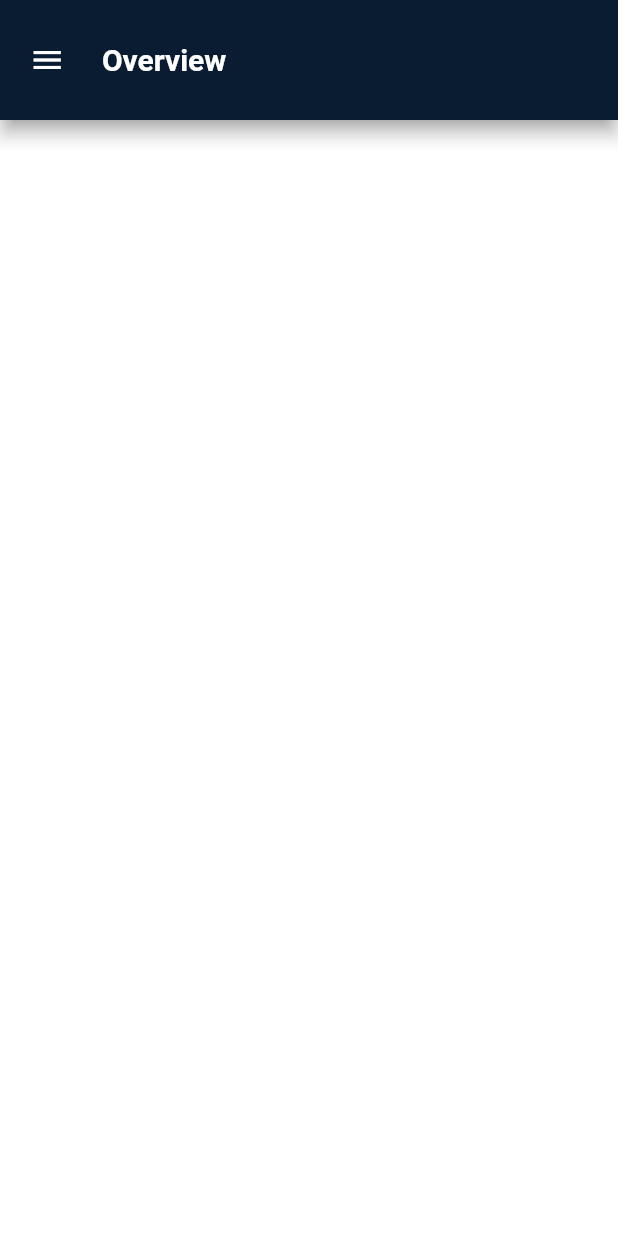
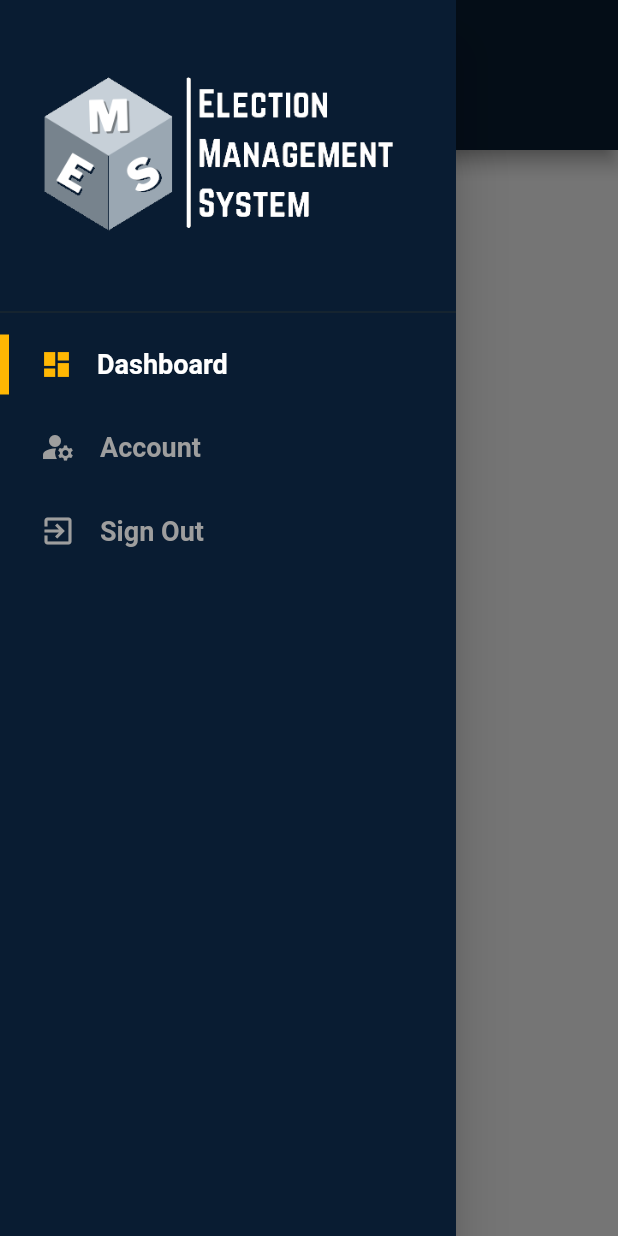
Before and after one commit to razylvidal/election_management_system, a Flutter app: the screen it shows after launch, after a tap on the "menu" icon, on a phone screen of 412 x 824 dp. Run offline on Flutter 3.47's test engine with Material 2 defaults, Android fonts, the phone set to English and light mode, and no system bars; our stand-ins replace font_awesome_flutter, get.

Commit message:
side menu items

```diff
--- /dev/null
+++ b/lib/Constant/controllers.dart
@@ -0,0 +1,3 @@
+import 'package:election_management_system/Controller/menuController.dart';
+
+MenuController menuController = MenuController.instance;
--- /dev/null
+++ b/lib/Controller/menuController.dart
@@ -0,0 +1,46 @@
+import 'package:election_management_system/Constant/style.dart';
+import 'package:election_management_system/Routing/routes.dart';
+import 'package:flutter/material.dart';
+import 'package:get/get.dart';
+
+class MenuController extends GetxController{
+
+  static MenuController instance = Get.find();
+  var activeItem = DashboardPageRoute.obs;
+  var hoverItem = ''.obs;
+
+
+  changeActiveitemTo(String itemName){
+      activeItem.value = itemName;
+  }
+
+  onHover(String itemName){
+    if(!isActive(itemName)) hoverItem.value = itemName;
+  }
+
+  isActive(String itemName) => activeItem.value == itemName;
+
+  isHovering(String itemName) => hoverItem.value == itemName;
+
+  Widget returnIconFor(String itemName){
+    switch(itemName){
+      case DashboardPageRoute:
+        return _customIcon(Icons.dashboard, itemName);
+      case AccountPageRoute:
+        return _customIcon(Icons.manage_accounts,itemName);
+      default:
+        return _customIcon(Icons.exit_to_app, itemName);
+
+    }
+  }
+
+  Widget _customIcon(IconData icon, String itemName){
+    if(isActive(itemName))
+      return Icon(icon,
+      size: 22,
+      color: mustard);
+
+      return Icon(icon, color: isHovering(itemName) ? mustard : Colors.grey);
+  }
+
+}
--- /dev/null
+++ b/lib/Routing/routes.dart
@@ -0,0 +1,9 @@
+const DashboardPageRoute = 'Dashboard';
+const AccountPageRoute = 'Account';
+const AuthenticationPageRoute = 'Sign Out';
+
+List sideMenuItems = [
+  DashboardPageRoute,
+  AccountPageRoute,
+  AuthenticationPageRoute
+];
--- a/lib/Screens/homepage.dart
+++ b/lib/Screens/homepage.dart
@@ -1,21 +1,109 @@
+import 'package:election_management_system/Screens/Accounts.dart';
 import 'package:election_management_system/Widgets/LargeScreen.dart';
+import 'package:election_management_system/Widgets/side_menu.dart';
 import 'package:election_management_system/Widgets/smallScreen.dart';
 import 'package:election_management_system/Widgets/top_navigator.dart';
 import 'package:flutter/material.dart';
 import 'package:election_management_system/Helpers/responsiveness.dart';
 import 'package:election_management_system/Widgets/top_navigator.dart';
+import 'package:get/get.dart';
+
+import 'login.dart';
 
 class HomePage extends StatelessWidget {
   GlobalKey<ScaffoldState> scaffoldKey = GlobalKey();
   @override
   Widget build(BuildContext context) {
     return Scaffold(
+      key: scaffoldKey,
       appBar: topNavigationBar(context, scaffoldKey),
-      drawer: Drawer(),
-      body: ResponsiveWidget(
-        largeScreen: LargeScreen(),
-        smallScreen: SmallScreen(),
+       body: ResponsiveWidget(
+          largeScreen: LargeScreen(),
+          smallScreen: SmallScreen(),
         ),
+
+      //side menu bar for small screen
+      drawer: Drawer(
+         child: SideMenu(),
+      ),
+        /*child: ListView(
+          children: <Widget>[
+             DrawerHeader(
+                child: Image.asset('assets/emsLogo.png'),
+                decoration: BoxDecoration(
+                  color:  Color(0xFF091C32),
+                ),
+              ),
+
+          ListTile(
+            title: Row(
+              children: [
+                Padding(
+                  padding: EdgeInsets.only(left: 5.0,right: 10.0),
+                  child:  Icon(Icons.dashboard_rounded, size: 30),
+                  ),
+                Text(
+                'Dashboard',
+                style: TextStyle(
+                  fontSize: 20,
+                  fontWeight: FontWeight.bold
+                  ),
+                ),
+              ]
+            ),
+            onTap: () {
+                    Navigator.pop(context);
+                  }
+
+          ),
+
+          ListTile(
+            title: Row(
+              children: [
+                Padding(
+                  padding: EdgeInsets.only(left: 5.0,right: 10.0),
+                  child:  Icon(Icons.manage_accounts_rounded, size: 30),
+                  ),
+                Text(
+                'Accounts',
+                style: TextStyle(
+                  fontSize: 20,
+                  fontWeight: FontWeight.bold
+                  ),
+                ),
+              ]
+            ),
+            onTap: () {
+                     Navigator.push(context, MaterialPageRoute(builder: (_) => Accounts()));
+                  }
+
+          ),
+          ListTile(
+            title: Row(
+              children: [
+                Padding(
+                  padding: EdgeInsets.only(left: 5.0,right: 10.0),
+                  child:  Icon(Icons.logout, size: 30),
+                  ),
+                Text(
+                'Sign Out',
+                style: TextStyle(
+                  fontSize: 20,
+                  fontWeight: FontWeight.bold
+                  ),
+                ),
+              ]
+            ),
+            onTap: () {
+                    Navigator.push(context, MaterialPageRoute(builder: (_) => LoginPage()));
+                  }
+
+          )
+          ],
+        ),
+      ),*/
+
+
     );
   }
 }
--- a/lib/Screens/login.dart
+++ b/lib/Screens/login.dart
@@ -3,6 +3,7 @@ import 'package:font_awesome_flutter/font_awesome_flutter.dart';
 import 'package:election_management_system/Screens/homepage.dart';
 
 class LoginPage extends StatelessWidget {
+
 
   @override
 
--- /dev/null
+++ b/lib/Widgets/horizontal_menu_items.dart
@@ -0,0 +1,55 @@
+import 'package:flutter/material.dart';
+import 'package:election_management_system/Constant/controllers.dart';
+import 'package:get/get.dart';
+import 'package:election_management_system/Constant/style.dart';
+import 'customText.dart';
+
+class HorizontalMenuItem extends StatelessWidget {
+    final String itemName;
+   //final Function onTap;
+  const HorizontalMenuItem({  Key? key, required this.itemName,/*required this.onTap */}) : super(key: key);
+
+  @override
+  Widget build(BuildContext context) {
+    double _width = MediaQuery.of(context).size.width;
+
+    return InkWell(
+                  onTap: (){},
+                  onHover: (value){
+                    value ?
+                    menuController.onHover(itemName) : menuController.onHover("not hovering");
+                  },
+                  child: Obx(() => Container(
+                    color: menuController.isHovering(itemName) ? white.withOpacity(.1) : Colors.transparent,
+                    child: Row(
+                      children: [
+                        Visibility(
+                          visible: menuController.isHovering(itemName) || menuController.isActive(itemName),
+                          maintainSize: true,
+                          maintainAnimation: true,
+                          maintainState: true,
+                          child: Container(
+                            width: 6,
+                            height: 40,
+                            color: mustard,
+                          ),
+                        ),
+                       SizedBox(width:_width / 88),
+
+                        Padding(
+                          padding: const EdgeInsets.all(16),
+                          child: menuController.returnIconFor(itemName),
+                        ),
+                        if(!menuController.isActive(itemName))
+                        Flexible(child: CustomText(text: itemName , color: menuController.isHovering(itemName) ?  white : Colors.grey, size: 18, weight: FontWeight.bold,))
+                        else
+                        Flexible(child: CustomText(text: itemName , color:  Colors.white , size: 18, weight: FontWeight.bold,))
+
+                      ],
+                    ),
+                  )
+                  )
+
+                );
+  }
+}
--- /dev/null
+++ b/lib/Widgets/side_menu.dart
@@ -0,0 +1,80 @@
+import 'package:election_management_system/Constant/controllers.dart';
+import 'package:election_management_system/Constant/style.dart';
+import 'package:election_management_system/Helpers/responsiveness.dart';
+import 'package:election_management_system/Routing/routes.dart';
+import 'package:election_management_system/Widgets/customText.dart';
+import 'package:election_management_system/Widgets/side_menu_item.dart';
+import 'package:flutter/material.dart';
+import 'package:get/get.dart';
+
+
+
+class SideMenu extends StatelessWidget {
+  const SideMenu({ Key? key }) : super(key: key);
+
+  @override
+  Widget build(BuildContext context) {
+    double _width = MediaQuery.of(context).size.width;
+    return Container(
+
+      color: darkBlue,
+      child: ListView (children: [
+        if(ResponsiveWidget.isSmallScreen(context))
+        Column(
+          mainAxisSize: MainAxisSize.min,
+          children: [
+            Row(
+              children: [
+                /*SizedBox(
+                  width: _width / 48,
+                ),*/
+                Padding(padding: EdgeInsets.only(left:20),
+                child: Image.asset('assets/emsLogo.png', width: 250, height: 200,),
+                ),
+                /*Flexible(child: CustomText(
+                  text: 'Dashboard',
+                  size: 20,
+                  weight: FontWeight.bold,
+                  color: Colors.black,
+                  )
+                ),*/
+
+               // SizedBox(width: _width / 48,),
+              ],
+            ),
+
+
+          ]
+        ),
+        //SizedBox(height: 40,),
+            Divider(color: mustard.withOpacity(.1),),
+            Column(
+              mainAxisSize: MainAxisSize.min,
+              children:
+                sideMenuItems.map((itemName) => SideMenuItem(
+                  itemName: itemName == AuthenticationPageRoute ? 'Sign Out' : itemName,
+
+                  /*onTap: (){
+                    if(itemName == AuthenticationPageRoute){
+                      //TODO:: go to authentication page
+                    }
+
+                    if(!menuController.isActive(itemName)){
+                      menuController.changeActiveitemTo(itemName);
+                      if(ResponsiveWidget.isSmallScreen(context))
+                      Get.back();
+                      //TODO:: go to name route
+                    }
+                  }, */
+
+                  )
+                ).toList(),
+
+
+            ),
+      ],
+    )
+
+    );
+  }
+}
--- /dev/null
+++ b/lib/Widgets/side_menu_item.dart
@@ -0,0 +1,19 @@
+import 'package:flutter/material.dart';
+import 'package:election_management_system/Helpers/responsiveness.dart';
+import 'package:election_management_system/Widgets/horizontal_menu_items.dart';
+import  'package:election_management_system/Widgets/vertical_menu_item.dart';
+
+
+class SideMenuItem extends StatelessWidget {
+  final String itemName;
+  //final Function onTap;
+
+  const SideMenuItem({ Key? key,required this.itemName,  /*required this.onTap*/ }) : super(key: key);
+
+  @override
+  Widget build(BuildContext context) {
+
+      return HorizontalMenuItem(itemName: itemName, /*onTap: onTap(), */);
+
+  }
+}
--- a/lib/Widgets/top_navigator.dart
+++ b/lib/Widgets/top_navigator.dart
@@ -1,4 +1,5 @@
 import 'package:election_management_system/Constant/style.dart';
+import 'package:election_management_system/Screens/homepage.dart';
 import 'package:election_management_system/Widgets/customText.dart';
 import 'package:election_management_system/Helpers/Responsiveness.dart';
 import 'package:flutter/material.dart';
@@ -9,10 +10,10 @@ AppBar topNavigationBar(BuildContext context, GlobalKey<ScaffoldState> key) =>
     backgroundColor: Color(0xFF091C32),
           shadowColor: Colors.grey,
           leadingWidth: 200,
-          toolbarHeight: 80,
+          toolbarHeight: 100,
           elevation: 5,
 
-    leading: !ResponsiveWidget.isLargeScreen(context) ?
+      leading: !ResponsiveWidget.isLargeScreen(context) ?
       Row(
             children: [
               IconButton(
@@ -25,7 +26,7 @@ AppBar topNavigationBar(BuildContext context, GlobalKey<ScaffoldState> key) =>
               Visibility(
 
                 child: CustomText(
-                  text: '    Overview',
+                  text: '    Dashboard',
                   color: white,
                   size: 20,
                   weight: FontWeight.bold,
@@ -34,32 +35,43 @@ AppBar topNavigationBar(BuildContext context, GlobalKey<ScaffoldState> key) =>
               )
           ]
           ) :
-          Row(
+
+          InkWell(
+              onTap: () {
+                Navigator.push(context, MaterialPageRoute(builder: (_) => HomePage()));
+              }, // Image tapped
+              splashColor: Colors.white10, // Splash color over image
+              child: Ink.image(
+                padding: EdgeInsets.all( 15.0),
+                fit: BoxFit.cover, // Fixes border issues
+                width: 100,
+                height: 80,
+                image: AssetImage(
+                  'assets/emsLogo.png',
+
+                ),
+              ),
+            )
+                      /*Row(
             children: [
               Container(
                 padding: EdgeInsets.only(left: 15),
                 child: Image.asset(
                 'assets/emsLogo.png',
                 fit: BoxFit.contain,
-                height: 72,
-                )
-              )
+                height: 80,
+
+                ),
+
+              ),
+               onTap: (){
+                    Navigator.push(context, MaterialPageRoute(builder: (_) => HomePage()));
+                }
                 ],
-          ),
+
+          ),*/
 
 
 
 
         );
-
-     /* title: Image.asset(
-            'assets/emsLogo.png',
-            fit: BoxFit.contain,
-            height: 72,
-            ),
-            toolbarHeight: 90,
-          elevation: 5,
-          backgroundColor: Color(0xFF091C32),
-          shadowColor: Colors.grey,
-
-        );*/
--- a/lib/main.dart
+++ b/lib/main.dart
@@ -1,9 +1,12 @@
+import 'package:election_management_system/Controller/menuController.dart';
 import 'package:flutter/material.dart';
 import 'package:election_management_system/Screens/login.dart';
 import 'package:election_management_system/Screens/homepage.dart';
+import 'package:get/get.dart';
 
 
 void main() {
+  Get.put(MenuController());
   runApp(const MyApp());
 }
 
```
Also changed, not shown: lib/Screens/accounts.dart (added, +80 -0 lines), lib/Widgets/largeScreen.dart (+9 -5 lines), lib/Widgets/vertical_menu_item.dart (added, +79 -0 lines).
